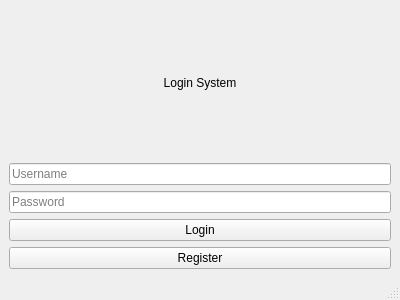
This is ui/login.ui in kriitikat/Sajilo-Bazarr as Qt 5 draws it before an edit. The edited form follows.
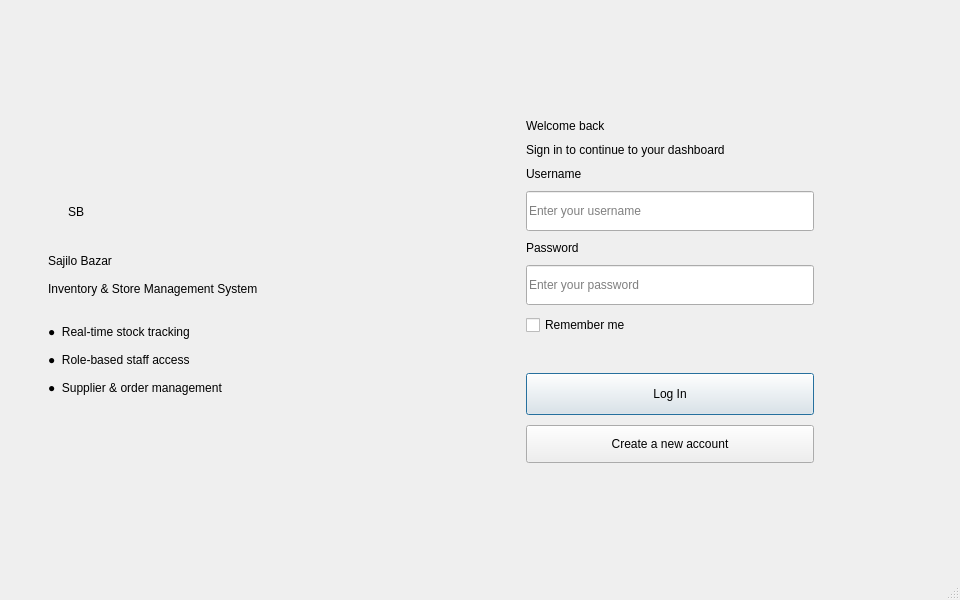
This is the edited form.

Commit message: added new feature in loginui and registerui

```diff
--- a/ui/login.ui
+++ b/ui/login.ui
@@ -7,62 +7,241 @@
    <rect>
     <x>0</x>
     <y>0</y>
-    <width>400</width>
-    <height>300</height>
+    <width>960</width>
+    <height>600</height>
    </rect>
   </property>
 
+  <property name="minimumSize">
+   <size>
+    <width>860</width>
+    <height>560</height>
+   </size>
+  </property>
+
   <property name="windowTitle">
    <string>Sajilo Bazar - Login</string>
   </property>
 
   <widget class="QWidget" name="centralwidget">
 
-   <layout class="QVBoxLayout" name="verticalLayout">
+   <layout class="QHBoxLayout" name="mainLayout">
+    <property name="spacing"><number>0</number></property>
+    <property name="leftMargin"><number>0</number></property>
+    <property name="topMargin"><number>0</number></property>
+    <property name="rightMargin"><number>0</number></property>
+    <property name="bottomMargin"><number>0</number></property>
 
     <item>
-     <widget class="QLabel" name="titleLabel">
-      <property name="text">
-       <string>Login System</string>
-      </property>
-      <property name="alignment">
-       <set>Qt::AlignCenter</set>
-      </property>
-     </widget>
-    </item>
+     <widget class="QFrame" name="brandPanel">
+      <property name="minimumSize"><size><width>380</width><height>0</height></size></property>
+      <property name="maximumSize"><size><width>380</width><height>16777215</height></size></property>
+      <layout class="QVBoxLayout" name="brandLayout">
+       <property name="leftMargin"><number>48</number></property>
+       <property name="topMargin"><number>0</number></property>
+       <property name="rightMargin"><number>48</number></property>
+       <property name="bottomMargin"><number>0</number></property>
+       <property name="spacing"><number>14</number></property>
 
-    <item>
-     <widget class="QLineEdit" name="usernameEdit">
-      <property name="placeholderText">
-       <string>Username</string>
-      </property>
-     </widget>
-    </item>
+       <item>
+        <spacer name="brandTopSpacer">
+         <property name="orientation"><enum>Qt::Vertical</enum></property>
+         <property name="sizeHint" stdset="0"><size><width>20</width><height>40</height></size></property>
+        </spacer>
+       </item>
 
-    <item>
-     <widget class="QLineEdit" name="passwordEdit">
-      <property name="placeholderText">
-       <string>Password</string>
-      </property>
-      <property name="echoMode">
-       <enum>QLineEdit::Password</enum>
-      </property>
-     </widget>
-    </item>
+       <item>
+        <widget class="QLabel" name="logoMark">
+         <property name="minimumSize"><size><width>56</width><height>56</height></size></property>
+         <property name="maximumSize"><size><width>56</width><height>56</height></size></property>
+         <property name="text"><string>SB</string></property>
+         <property name="alignment"><set>Qt::AlignCenter</set></property>
+        </widget>
+       </item>
 
-    <item>
-     <widget class="QPushButton" name="loginButton">
-      <property name="text">
-       <string>Login</string>
-      </property>
+       <item>
+        <widget class="QLabel" name="brandTitle">
+         <property name="text"><string>Sajilo Bazar</string></property>
+        </widget>
+       </item>
+
+       <item>
+        <widget class="QLabel" name="brandSubtitle">
+         <property name="text"><string>Inventory &amp; Store Management System</string></property>
+         <property name="wordWrap"><bool>true</bool></property>
+        </widget>
+       </item>
+
+       <item>
+        <widget class="QFrame" name="brandDivider">
+         <property name="minimumSize"><size><width>0</width><height>1</height></size></property>
+         <property name="maximumSize"><size><width>16777215</width><height>1</height></size></property>
+        </widget>
+       </item>
+
+       <item>
+        <widget class="QLabel" name="brandFeature1">
+         <property name="text"><string>●  Real-time stock tracking</string></property>
+        </widget>
+       </item>
+       <item>
+        <widget class="QLabel" name="brandFeature2">
+         <property name="text"><string>●  Role-based staff access</string></property>
+        </widget>
+       </item>
+       <item>
+        <widget class="QLabel" name="brandFeature3">
+         <property name="text"><string>●  Supplier &amp; order management</string></property>
+        </widget>
+       </item>
+
+       <item>
+        <spacer name="brandBottomSpacer">
+         <property name="orientation"><enum>Qt::Vertical</enum></property>
+         <property name="sizeHint" stdset="0"><size><width>20</width><height>40</height></size></property>
+        </spacer>
+       </item>
+
+      </layout>
      </widget>
     </item>
 
+    <!-- Right form panel -->
     <item>
-     <widget class="QPushButton" name="registerButton">
-      <property name="text">
-       <string>Register</string>
-      </property>
+     <widget class="QFrame" name="formPanel">
+      <layout class="QVBoxLayout" name="formOuterLayout">
+       <property name="leftMargin"><number>0</number></property>
+       <property name="topMargin"><number>0</number></property>
+       <property name="rightMargin"><number>0</number></property>
+       <property name="bottomMargin"><number>0</number></property>
+
+       <item>
+        <spacer name="formTopSpacer">
+         <property name="orientation"><enum>Qt::Vertical</enum></property>
+         <property name="sizeHint" stdset="0"><size><width>20</width><height>40</height></size></property>
+        </spacer>
+       </item>
+
+       <item>
+        <layout class="QHBoxLayout" name="formCenterLayout">
+         <item>
+          <spacer name="formLeftSpacer">
+           <property name="orientation"><enum>Qt::Horizontal</enum></property>
+           <property name="sizeHint" stdset="0"><size><width>40</width><height>20</height></size></property>
+          </spacer>
+         </item>
+
+         <item>
+          <widget class="QFrame" name="card">
+           <property name="minimumSize"><size><width>360</width><height>0</height></size></property>
+           <property name="maximumSize"><size><width>360</width><height>16777215</height></size></property>
+           <layout class="QVBoxLayout" name="cardLayout">
+            <property name="spacing"><number>10</number></property>
+            <property name="leftMargin"><number>36</number></property>
+            <property name="topMargin"><number>36</number></property>
+            <property name="rightMargin"><number>36</number></property>
+            <property name="bottomMargin"><number>32</number></property>
+
+            <item>
+             <widget class="QLabel" name="titleLabel">
+              <property name="text"><string>Welcome back</string></property>
+             </widget>
+            </item>
+
+            <item>
+             <widget class="QLabel" name="subtitleLabel">
+              <property name="text"><string>Sign in to continue to your dashboard</string></property>
+              <property name="wordWrap"><bool>true</bool></property>
+             </widget>
+            </item>
+
+            <item>
+             <widget class="QLabel" name="usernameLabel">
+              <property name="text"><string>Username</string></property>
+             </widget>
+            </item>
+            <item>
+             <widget class="QLineEdit" name="usernameEdit">
+              <property name="minimumSize"><size><width>0</width><height>40</height></size></property>
+              <property name="placeholderText"><string>Enter your username</string></property>
+             </widget>
+            </item>
+
+            <item>
+             <widget class="QLabel" name="passwordLabel">
+              <property name="text"><string>Password</string></property>
+             </widget>
+            </item>
+            <item>
+             <widget class="QLineEdit" name="passwordEdit">
+              <property name="minimumSize"><size><width>0</width><height>40</height></size></property>
+              <property name="placeholderText"><string>Enter your password</string></property>
+              <property name="echoMode"><enum>QLineEdit::Password</enum></property>
+             </widget>
+            </item>
+
+            <item>
+             <layout class="QHBoxLayout" name="optionsLayout">
+              <item>
+               <widget class="QCheckBox" name="rememberCheck">
+                <property name="text"><string>Remember me</string></property>
+               </widget>
+              </item>
+              <item>
+               <spacer name="optionsSpacer">
+                <property name="orientation"><enum>Qt::Horizontal</enum></property>
+                <property name="sizeHint" stdset="0"><size><width>40</width><height>20</height></size></property>
+               </spacer>
+              </item>
+             </layout>
+            </item>
+
+            <item>
+             <widget class="QLabel" name="statusLabel">
+              <property name="text"><string/></property>
+              <property name="wordWrap"><bool>true</bool></property>
+              <property name="minimumSize"><size><width>0</width><height>18</height></size></property>
+             </widget>
+            </item>
+
+            <item>
+             <widget class="QPushButton" name="loginButton">
+              <property name="minimumSize"><size><width>0</width><height>42</height></size></property>
+              <property name="cursor"><cursorShape>PointingHandCursor</cursorShape></property>
+              <property name="text"><string>Log In</string></property>
+              <property name="default"><bool>true</bool></property>
+             </widget>
+            </item>
+
+            <item>
+             <widget class="QPushButton" name="registerButton">
+              <property name="minimumSize"><size><width>0</width><height>38</height></size></property>
+              <property name="cursor"><cursorShape>PointingHandCursor</cursorShape></property>
+              <property name="text"><string>Create a new account</string></property>
+             </widget>
+            </item>
+
+           </layout>
+          </widget>
+         </item>
+
+         <item>
+          <spacer name="formRightSpacer">
+           <property name="orientation"><enum>Qt::Horizontal</enum></property>
+           <property name="sizeHint" stdset="0"><size><width>40</width><height>20</height></size></property>
+          </spacer>
+         </item>
+        </layout>
+       </item>
+
+       <item>
+        <spacer name="formBottomSpacer">
+         <property name="orientation"><enum>Qt::Vertical</enum></property>
+         <property name="sizeHint" stdset="0"><size><width>20</width><height>40</height></size></property>
+        </spacer>
+       </item>
+
+      </layout>
      </widget>
     </item>
 
```
Left out of the diff: 1 changed line with no effect on the pictures. The commit also changes 3 other files.
